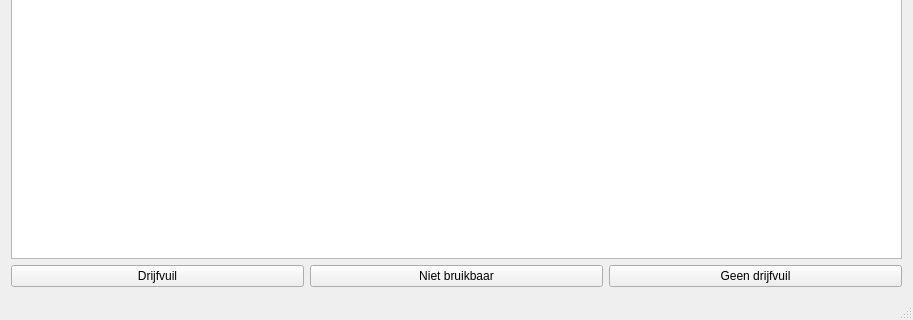
waternet/drijfvuil_labeler, file mainwindow.ui: the form before one commit; both pictures show x 0 to 913 and y 286 to 606 of the 913 by 606 pixel window.
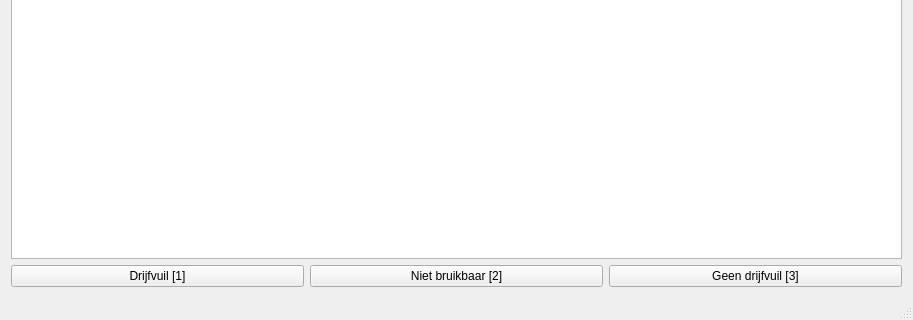
The form after the commit.

Commit message:
settings now working as it should
settings did not work on windows, fixed it

The edit to the form file:
```diff
--- a/mainwindow.ui
+++ b/mainwindow.ui
@@ -25,7 +25,7 @@
         <item>
          <widget class="QPushButton" name="pbYes">
           <property name="text">
-           <string>Drijfvuil</string>
+           <string>Drijfvuil [1]</string>
           </property>
           <property name="shortcut">
            <string>1</string>
@@ -35,7 +35,7 @@
         <item>
          <widget class="QPushButton" name="pbDiscard">
           <property name="text">
-           <string>Niet bruikbaar</string>
+           <string>Niet bruikbaar [2]</string>
           </property>
           <property name="shortcut">
            <string>2</string>
@@ -45,7 +45,7 @@
         <item>
          <widget class="QPushButton" name="pbNo">
           <property name="text">
-           <string>Geen drijfvuil</string>
+           <string>Geen drijfvuil [3]</string>
           </property>
           <property name="shortcut">
            <string>3</string>
```
Left out of the diff: 9 changed lines with no effect on the pictures. The commit also changes 2 other files.
